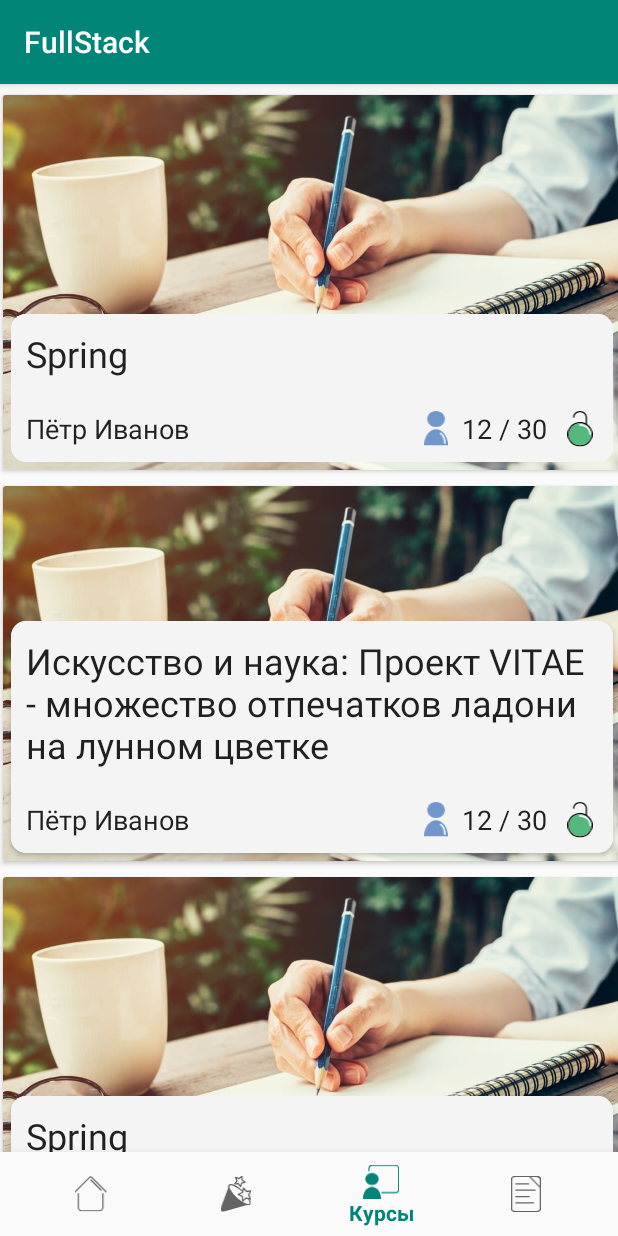
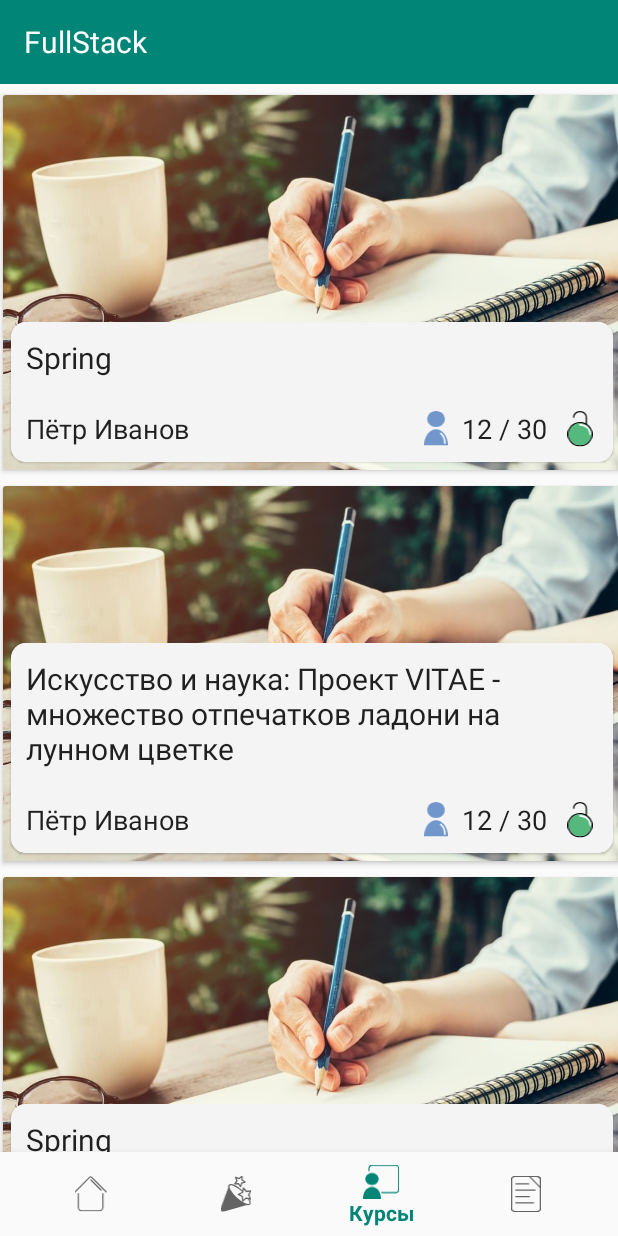
Before and after one commit to polymr-fox/FoxTree, an Android app: the screen it shows after launch (MainActivity), on a phone screen of 412 x 824 dp. Run offline under Robolectric (Android 15) with nearby library versions, the light colour scheme and no system bars.

Commit message:
fix toolbar in activities

```diff
--- a/app/src/main/AndroidManifest.xml
+++ b/app/src/main/AndroidManifest.xml
@@ -9,7 +9,8 @@
         android:roundIcon="@mipmap/ic_launcher_round"
         android:supportsRtl="true"
         android:theme="@style/AppTheme">
-        <activity android:name=".controller.activity.CourseActivity"></activity>
+        <activity android:name=".controller.activity.CourseActivity">
+        </activity>
         <activity
             android:name=".controller.activity.MainActivity"
             android:label="@string/app_name">
--- a/app/src/main/res/layout/activity_main.xml
+++ b/app/src/main/res/layout/activity_main.xml
@@ -7,12 +7,28 @@
     android:layout_height="match_parent"
     tools:context=".controller.activity.MainActivity">
 
+    <android.support.v7.widget.Toolbar
+        android:id="@+id/activity_course__toolbar"
+        android:layout_width="match_parent"
+        android:layout_height="?attr/actionBarSize"
+        android:background="@color/colorPrimary"
+        app:layout_constraintTop_toTopOf="parent">
+
+        <TextView
+            android:layout_width="match_parent"
+            android:layout_height="match_parent"
+            android:gravity="center_vertical"
+            android:text="@string/app_name"
+            android:textColor="@color/white"
+            android:textSize="@dimen/default_text_title_size" />
+    </android.support.v7.widget.Toolbar>
+
     <FrameLayout
         android:id="@+id/activity_main__container"
         android:layout_width="match_parent"
         android:layout_height="0dp"
         app:layout_constraintBottom_toTopOf="@id/activity_main__nav_view"
-        app:layout_constraintTop_toTopOf="parent" />
+        app:layout_constraintTop_toBottomOf="@id/activity_course__toolbar" />
 
     <android.support.design.widget.BottomNavigationView
         android:id="@+id/activity_main__nav_view"
--- a/app/src/main/res/values/colors.xml
+++ b/app/src/main/res/values/colors.xml
@@ -5,4 +5,5 @@
     <color name="colorAccent">#D81B60</color>
     <color name="grey">#f4f4f4</color>
     <color name="darkgrey">#494949</color>
+    <color name="white">#FFFFFF</color>
 </resources>
--- a/app/src/main/res/values/dimens.xml
+++ b/app/src/main/res/values/dimens.xml
@@ -10,7 +10,8 @@
     <dimen name="default_vertical_margin">10dp</dimen>
     <dimen name="default_half_vertical_margin">5dp</dimen>
     <dimen name="default_text_size">18sp</dimen>
-    <dimen name="default_text_title_size">24sp</dimen>
+    <dimen name="default_text_title_size">20sp</dimen>
+    <dimen name="default_text_app_title_size">24sp</dimen>
 
     <dimen name="small_icon_size">24dp</dimen>
     <dimen name="mid_icon_size">64dp</dimen>
--- a/app/src/main/res/values/styles.xml
+++ b/app/src/main/res/values/styles.xml
@@ -1,7 +1,7 @@
 <resources>
 
     <!-- Base application theme. -->
-    <style name="AppTheme" parent="Theme.AppCompat.Light.DarkActionBar">
+    <style name="AppTheme" parent="Theme.AppCompat.Light.NoActionBar">
         <!-- Customize your theme here. -->
         <item name="colorPrimary">@color/colorPrimary</item>
         <item name="colorPrimaryDark">@color/colorPrimaryDark</item>
```
Also changed, not shown: app/src/main/res/layout/activity_course.xml (+31 -29 lines).
